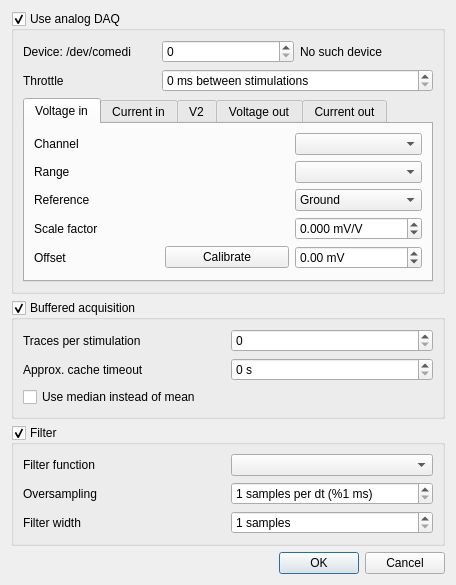
Before: the Qt Designer form src/gui/daqdialog.ui in CompEphys-team/rtdo, drawn with Qt 5.
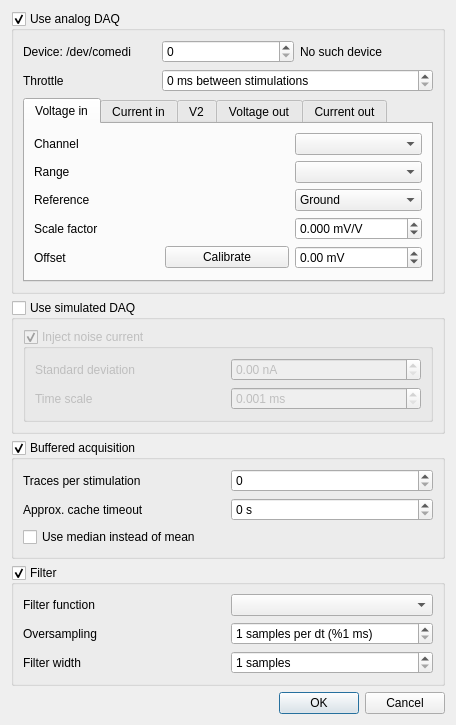
After: the same form once the commit is applied.

Commit message: Added Ornstein-Uhlenbeck noise to Simulator

What changed in the file:
```diff
--- a/src/gui/daqdialog.ui
+++ b/src/gui/daqdialog.ui
@@ -7,7 +7,7 @@
     <x>0</x>
     <y>0</y>
     <width>456</width>
-    <height>581</height>
+    <height>721</height>
    </rect>
   </property>
   <property name="windowTitle">
@@ -612,7 +612,7 @@
      </layout>
     </widget>
    </item>
-   <item row="3" column="0">
+   <item row="4" column="0">
     <widget class="QDialogButtonBox" name="buttonBox">
      <property name="orientation">
       <enum>Qt::Horizontal</enum>
@@ -622,7 +622,7 @@
      </property>
     </widget>
    </item>
-   <item row="2" column="0">
+   <item row="3" column="0">
     <widget class="QGroupBox" name="filter">
      <property name="title">
       <string>Filter</string>
@@ -687,7 +687,7 @@
      </layout>
     </widget>
    </item>
-   <item row="1" column="0">
+   <item row="2" column="0">
     <widget class="QGroupBox" name="cache">
      <property name="title">
       <string>Buffered acquisition</string>
@@ -733,6 +733,73 @@
      </layout>
     </widget>
    </item>
+   <item row="1" column="0">
+    <widget class="QGroupBox" name="simulate">
+     <property name="title">
+      <string>Use simulated DAQ</string>
+     </property>
+     <property name="checkable">
+      <bool>true</bool>
+     </property>
+     <property name="checked">
+      <bool>false</bool>
+     </property>
+     <layout class="QGridLayout" name="gridLayout_10">
+      <item row="0" column="0">
+       <widget class="QGroupBox" name="noise">
+        <property name="title">
+         <string>Inject noise current</string>
+        </property>
+        <property name="checkable">
+         <bool>true</bool>
+        </property>
+        <layout class="QGridLayout" name="gridLayout_11">
+         <item row="0" column="1">
+          <widget class="QDoubleSpinBox" name="noiseStd">
+           <property name="suffix">
+            <string> nA</string>
+           </property>
+           <property name="maximum">
+            <double>1000.000000000000000</double>
+           </property>
+          </widget>
+         </item>
+         <item row="1" column="1">
+          <widget class="QDoubleSpinBox" name="noiseTau">
+           <property name="suffix">
+            <string> ms</string>
+           </property>
+           <property name="decimals">
+            <number>3</number>
+           </property>
+           <property name="minimum">
+            <double>0.001000000000000</double>
+           </property>
+           <property name="maximum">
+            <double>999.999000000000024</double>
+           </property>
+          </widget>
+         </item>
+         <item row="0" column="0">
+          <widget class="QLabel" name="label_33">
+           <property name="text">
+            <string>Standard deviation</string>
+           </property>
+          </widget>
+         </item>
+         <item row="1" column="0">
+          <widget class="QLabel" name="label_34">
+           <property name="text">
+            <string>Time scale</string>
+           </property>
+          </widget>
+         </item>
+        </layout>
+       </widget>
+      </item>
+     </layout>
+    </widget>
+   </item>
   </layout>
  </widget>
  <resources/>
```
The commit also changes 4 other files.
